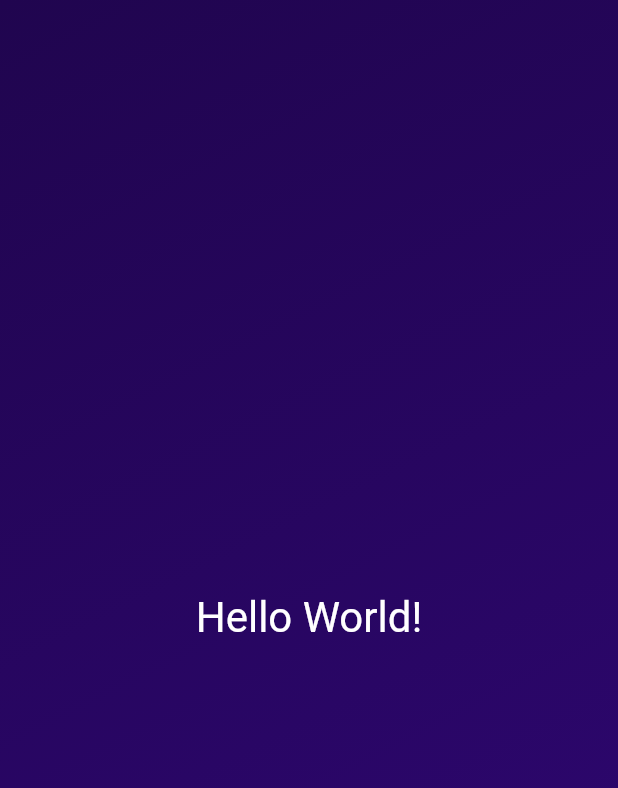
After one commit to tyange/flutter_complete_first_app, a Flutter app: the screen it shows after launch, on a phone screen of 412 x 824 dp. The commit adds this screen. Shown: the top 788 px of the screen. Run offline on Flutter 3.47's test engine with Material 2 defaults, Android fonts, the phone set to English and light mode, and no system bars.

Commit message:
separated file

```diff
--- a/lib/gradient_container.dart
+++ b/lib/gradient_container.dart
@@ -1,4 +1,9 @@
 import 'package:flutter/material.dart';
+
+import 'package:flutter_complete_first_app/styled_text.dart';
+
+const startAlignment = Alignment.topLeft;
+const endAlignment = Alignment.bottomRight;
 
 class GradientContainer extends StatelessWidget {
   const GradientContainer({super.key});
@@ -12,19 +17,11 @@ class GradientContainer extends StatelessWidget {
             Color.fromARGB(255, 32, 5, 79),
             Color.fromARGB(255, 48, 7, 118),
           ],
-          begin: Alignment.topLeft,
-          end: Alignment.bottomRight,
+          begin: startAlignment,
+          end: endAlignment,
         ),
       ),
-      child: const Center(
-        child: Text(
-          'Hello World!',
-          style: TextStyle(
-            color: Colors.white,
-            fontSize: 28,
-          ),
-        ),
-      ),
+      child: const StyledText(),
     );
   }
 }
--- /dev/null
+++ b/lib/styled_text.dart
@@ -0,0 +1,18 @@
+import 'package:flutter/material.dart';
+
+class StyledText extends StatelessWidget {
+  const StyledText({super.key});
+
+  @override
+  Widget build(context) {
+    return const Center(
+      child: Text(
+        'Hello World!',
+        style: TextStyle(
+          color: Colors.white,
+          fontSize: 28,
+        ),
+      ),
+    );
+  }
+}
```
